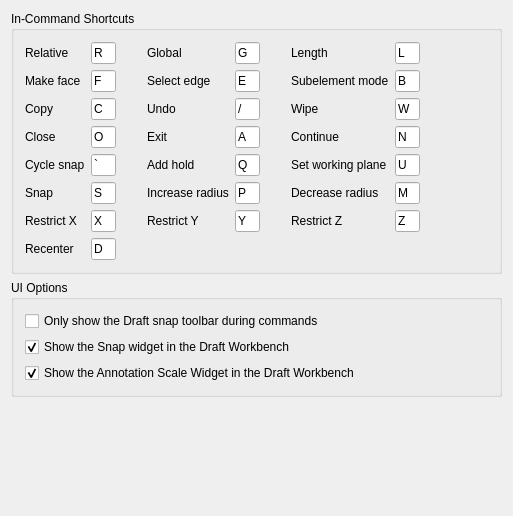
Before: the Qt Designer form src/Mod/Draft/Resources/ui/preferences-draftinterface.ui in southseact-3d/fcd, drawn with Qt 5.
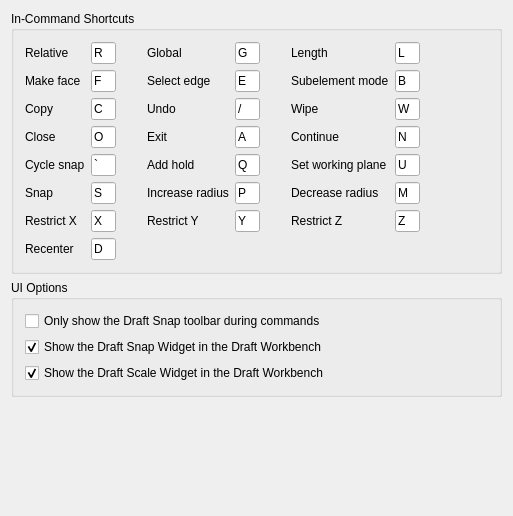
After: the same form once the commit is applied. Custom widgets are drawn as their Qt base class.

Commit message:
Draft: Fix some prefs GUI texts (related to Title Case) (#23573)
* Draft: Fix some prefs GUI texts (related to Title Case)

* Draft: Fix some prefs GUI texts (related to Title Case)

* Draft: Fix some prefs GUI texts (related to Title Case)

The edit to the form file:
```diff
--- a/src/Mod/Draft/Resources/ui/preferences-draftinterface.ui
+++ b/src/Mod/Draft/Resources/ui/preferences-draftinterface.ui
@@ -787,7 +787,7 @@
          <string>If checked, the Draft snap toolbar will only be visible during commands</string>
         </property>
         <property name="text">
-         <string>Only show the Draft snap toolbar during commands</string>
+         <string>Only show the Draft Snap toolbar during commands</string>
         </property>
         <property name="checked">
          <bool>false</bool>
@@ -806,7 +806,7 @@
          <string>If checked, the Snap widget is displayed in the Draft status bar</string>
         </property>
         <property name="text">
-         <string>Show the Snap widget in the Draft Workbench</string>
+         <string>Show the Draft Snap Widget in the Draft Workbench</string>
         </property>
         <property name="checked">
          <bool>true</bool>
@@ -825,7 +825,7 @@
          <string>If checked, the annotation scale widget is displayed in the Draft status bar</string>
         </property>
         <property name="text">
-         <string>Show the Annotation Scale Widget in the Draft Workbench</string>
+         <string>Show the Draft Scale Widget in the Draft Workbench</string>
         </property>
         <property name="checked">
          <bool>true</bool>
```
Left out of the diff: 6 changed lines with no effect on the pictures. The commit also changes 2 other files.
